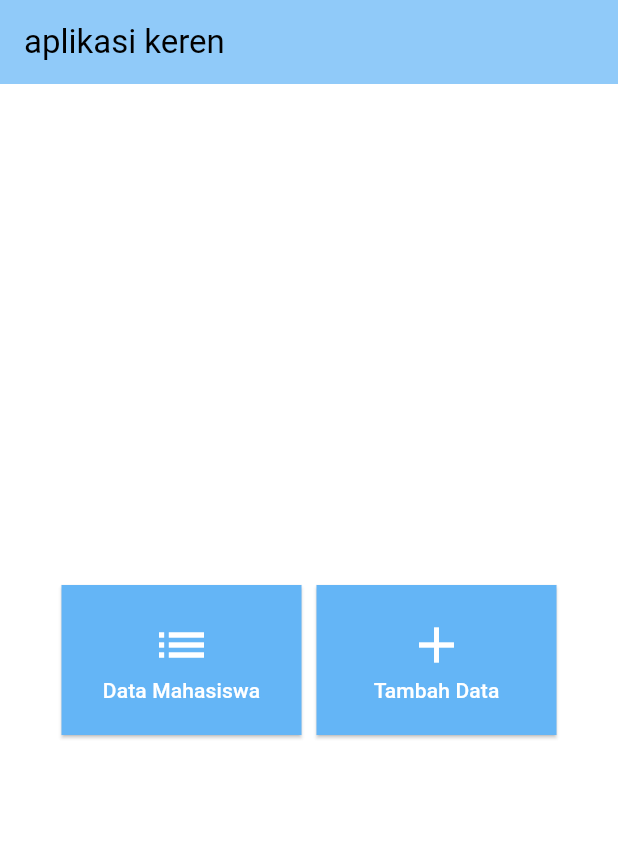
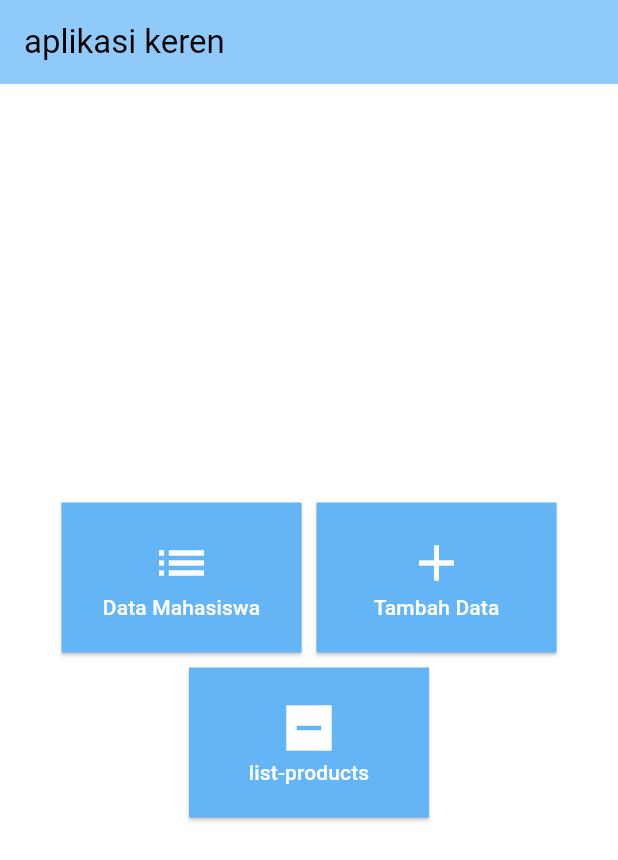
Before and after one commit to ariefdrm/flutter_app_1, a Flutter app: the screen it shows after launch, on a phone screen of 412 x 824 dp. Shown: the top 860 px of the screen. Run offline on Flutter 3.47's test engine with Material 3 defaults, Android fonts, the phone set to English and light mode, and no system bars.

Commit message:
latihan pertemuan 5

```diff
--- a/lib/homepage.dart
+++ b/lib/homepage.dart
@@ -1,6 +1,7 @@
 import 'package:flutter/material.dart';
 import 'package:project_flutter/datamahasiswa.dart';
 import 'package:project_flutter/main_menu.dart';
+import 'package:project_flutter/products.dart';
 
 class Homepage extends StatelessWidget {
   const Homepage({Key? key}) : super(key: key);
@@ -9,7 +10,10 @@ class Homepage extends StatelessWidget {
   Widget build(BuildContext context) {
     return MaterialApp(
       debugShowCheckedModeBanner: false,
-      routes: {'/mahasiswa-list': (context) => const Datamahasiswa()},
+      routes: {
+        '/mahasiswa-list': (context) => const Datamahasiswa(),
+        '/list-products': (context) => const Products(),
+      },
       home: MainMenu(),
     );
   }
--- a/lib/main_menu.dart
+++ b/lib/main_menu.dart
@@ -13,8 +13,10 @@ class MainMenu extends StatelessWidget {
       ),
       backgroundColor: Colors.white60,
       body: Center(
-        child: Row(
-          mainAxisAlignment: MainAxisAlignment.center,
+        child: Wrap(
+          alignment: WrapAlignment.center,
+          runAlignment: WrapAlignment.center,
+          runSpacing: 10,
           spacing: 10,
           children: [
             ElevatedButton(
@@ -48,6 +50,24 @@ class MainMenu extends StatelessWidget {
                 children: [Icon(Icons.add, size: 40), Text('Tambah Data')],
               ),
             ),
+            ElevatedButton(
+              style: ElevatedButton.styleFrom(
+                backgroundColor: Colors.blue[300],
+                foregroundColor: Colors.white,
+                fixedSize: Size(160, 100),
+                shape: RoundedRectangleBorder(),
+              ),
+              onPressed: () {
+                Navigator.pushNamed(context, '/list-products');
+              },
+              child: Column(
+                mainAxisAlignment: MainAxisAlignment.center,
+                children: [
+                  Icon(Icons.indeterminate_check_box_sharp, size: 40),
+                  Text('list-products'),
+                ],
+              ),
+            ),
           ],
         ),
       ),
--- a/pubspec.yaml
+++ b/pubspec.yaml
@@ -34,6 +34,7 @@ dependencies:
   # The following adds the Cupertino Icons font to your application.
   # Use with the CupertinoIcons class for iOS style icons.
   cupertino_icons: ^1.0.8
+  http: ^1.4.0
 
 dev_dependencies:
   flutter_test:
```
Also changed, not shown: lib/datamahasiswa.dart (+32 -1 lines), lib/products.dart (added, +63 -0 lines), pubspec.lock.
